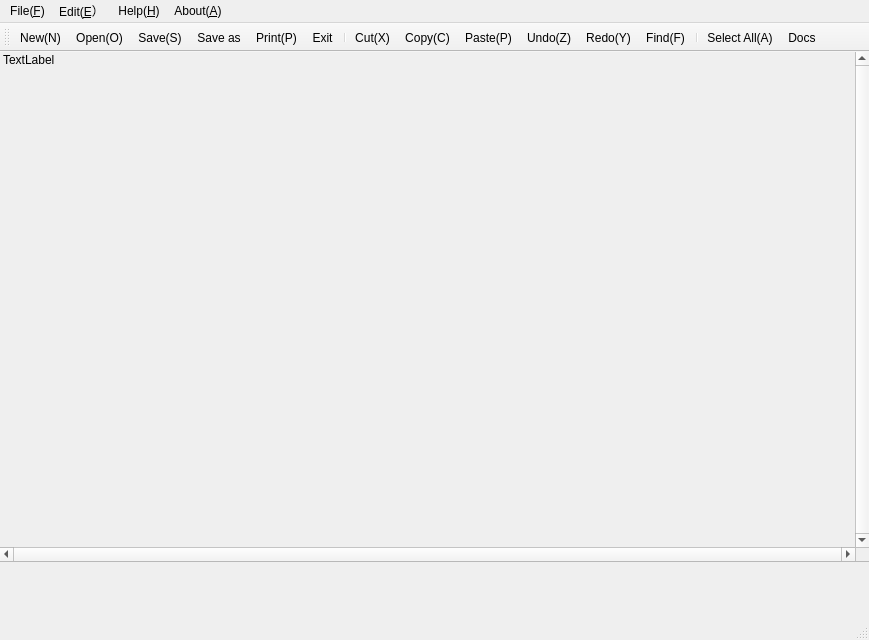
Old version of the form hws word/mainwindow.ui in the repository hsw-team/hsw.
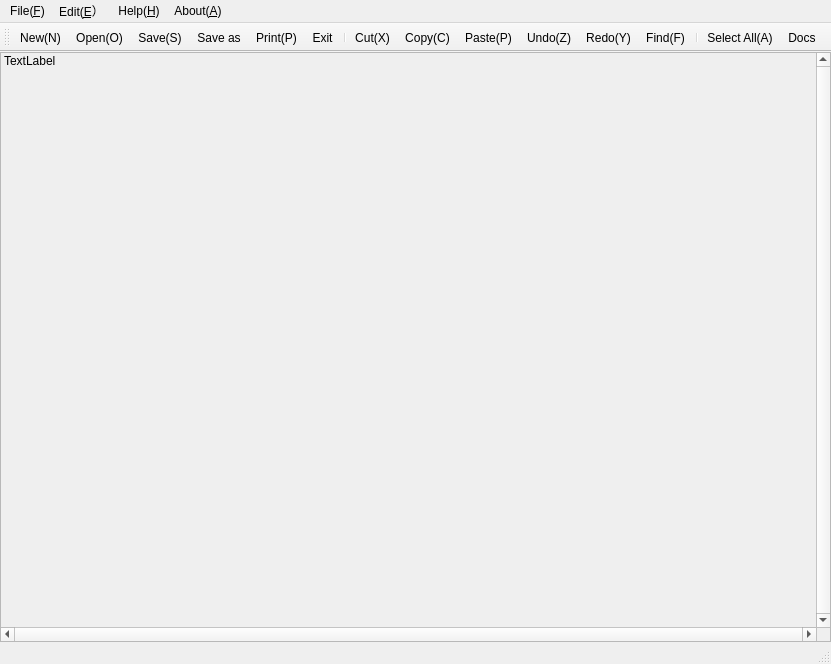
New version of the form. Icons and pictures are not drawn.

Diff of the .ui file:
```diff
--- a/hws word/mainwindow.ui
+++ b/hws word/mainwindow.ui
@@ -6,8 +6,8 @@
    <rect>
     <x>0</x>
     <y>0</y>
-    <width>869</width>
-    <height>640</height>
+    <width>831</width>
+    <height>664</height>
    </rect>
   </property>
   <property name="cursor">
@@ -17,21 +17,42 @@
    <string>MainWindow</string>
   </property>
   <widget class="QWidget" name="centralWidget">
+   <property name="sizePolicy">
+    <sizepolicy hsizetype="Preferred" vsizetype="Preferred">
+     <horstretch>0</horstretch>
+     <verstretch>0</verstretch>
+    </sizepolicy>
+   </property>
+   <layout class="QVBoxLayout" name="verticalLayout">
+    <property name="leftMargin">
+     <number>0</number>
+    </property>
+    <property name="topMargin">
+     <number>0</number>
+    </property>
+    <property name="rightMargin">
+     <number>0</number>
+    </property>
+    <property name="bottomMargin">
+     <number>0</number>
+    </property>
+    <item>
    <widget class="QScrollArea" name="scrollArea">
-    <property name="geometry">
-     <rect>
-      <x>-1</x>
-      <y>-1</y>
-      <width>871</width>
-      <height>511</height>
-     </rect>
+      <property name="sizePolicy">
+       <sizepolicy hsizetype="Expanding" vsizetype="Expanding">
+        <horstretch>0</horstretch>
+        <verstretch>0</verstretch>
+       </sizepolicy>
     </property>
     <property name="minimumSize">
      <size>
-      <width>500</width>
-      <height>500</height>
-     </size>
-    </property>
+        <width>0</width>
+        <height>0</height>
+       </size>
+      </property>
+      <property name="cursor" stdset="0">
+       <cursorShape>IBeamCursor</cursorShape>
+      </property>
     <property name="verticalScrollBarPolicy">
      <enum>Qt::ScrollBarAlwaysOn</enum>
     </property>
@@ -42,14 +63,23 @@
      <bool>true</bool>
     </property>
     <widget class="QWidget" name="scrollAreaWidgetContents_2">
+       <property name="enabled">
+        <bool>true</bool>
+       </property>
      <property name="geometry">
       <rect>
        <x>0</x>
        <y>0</y>
-       <width>855</width>
-       <height>495</height>
-      </rect>
-     </property>
+         <width>815</width>
+         <height>566</height>
+        </rect>
+       </property>
+       <property name="minimumSize">
+        <size>
+         <width>250</width>
+         <height>250</height>
+        </size>
+       </property>
      <widget class="QLabel" name="label">
       <property name="geometry">
        <rect>
@@ -82,7 +112,7 @@
        </rect>
       </property>
       <property name="styleSheet">
-       <string notr="true">border-image: url(:/my_images/icons/I.png);</string>
+         <string notr="true">border-image: url(:/my_images/icons/I.png);background: transparent;</string>
       </property>
       <property name="text">
        <string/>
@@ -90,13 +120,15 @@
      </widget>
     </widget>
    </widget>
+    </item>
+   </layout>
   </widget>
   <widget class="QMenuBar" name="menuBar">
    <property name="geometry">
     <rect>
      <x>0</x>
      <y>0</y>
-     <width>869</width>
+     <width>831</width>
      <height>21</height>
     </rect>
    </property>
```
Left out of the diff: 4 changed lines with no effect on the pictures. Lines whose indentation alone changed are shown as unchanged.
